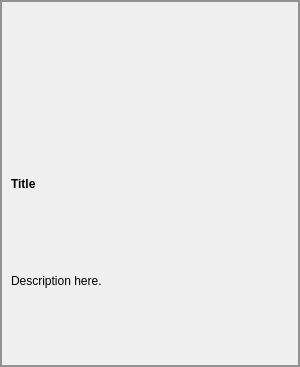
Old version of the form copyclare/ui/video_card.ui in the repository MotionInput/Team14-CopyClare.
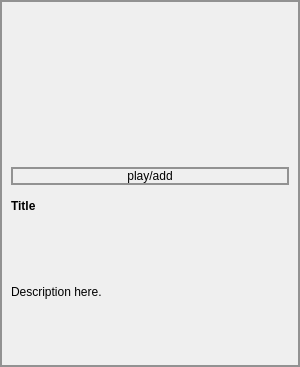
New version of the form.

Commit message: added exporter functionality to history cards

```diff
--- a/copyclare/ui/video_card.ui
+++ b/copyclare/ui/video_card.ui
@@ -56,6 +56,13 @@
      </property>
     </widget>
    </item>
+   <item>
+    <widget class="QPushButton" name="play">
+     <property name="text">
+      <string>play/add</string>
+     </property>
+    </widget>
+   </item>
    <item>
     <widget class="QLabel" name="title">
      <property name="maximumSize">
```
The commit also changes 2 other files.
